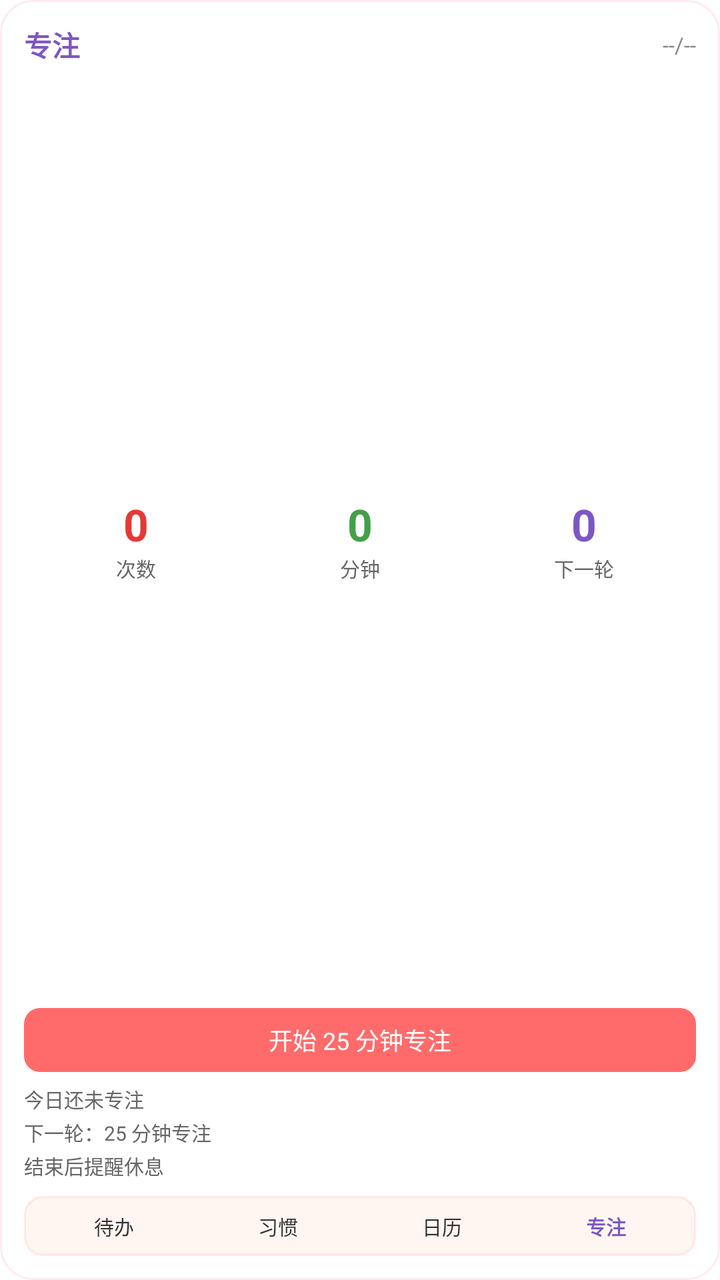
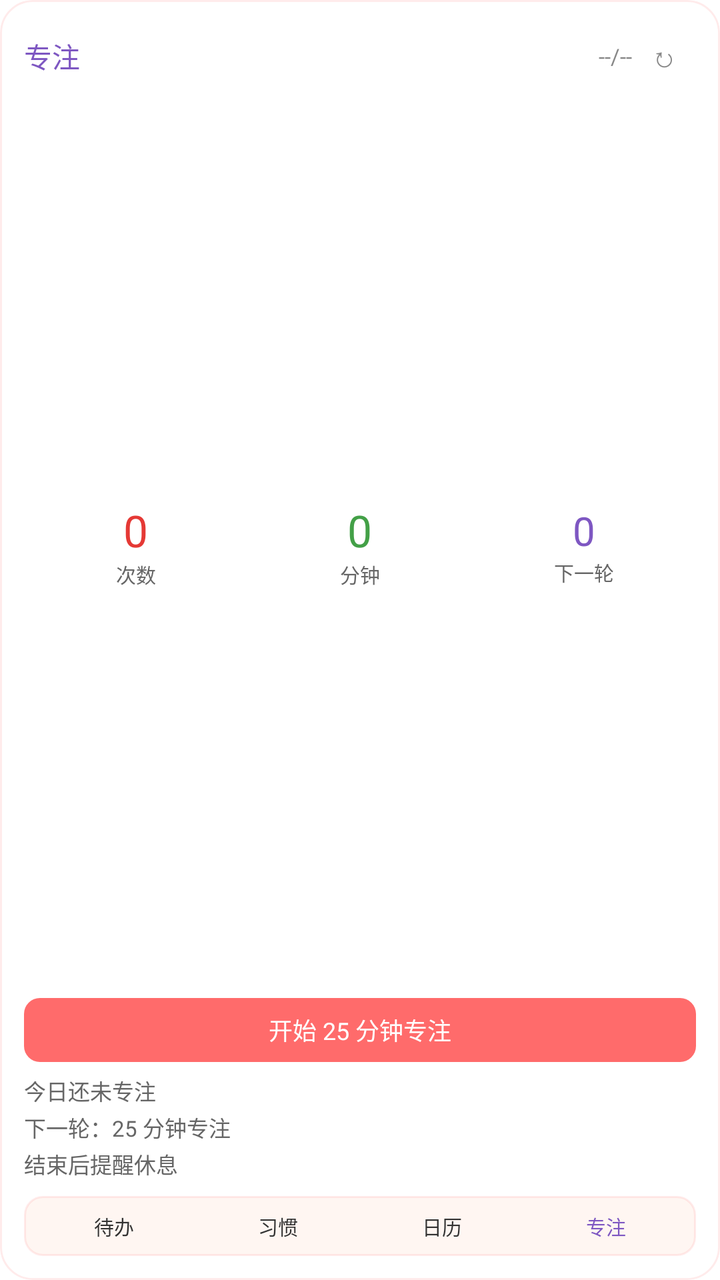

Two renders of the same Android screen: before a commit and after it. Below are the layout's source before the change and the commit's diff.
<!-- AndroidManifest.xml: fallback theme Theme.MaterialComponents.DayNight.NoActionBar -->
<!-- res/layout/duoyi_focus_habit_widget.xml -->
<?xml version="1.0" encoding="utf-8"?>
<FrameLayout xmlns:android="http://schemas.android.com/apk/res/android"
    android:id="@+id/widget_focus_habit_root"
    android:layout_width="match_parent"
    android:layout_height="match_parent"
    android:background="@drawable/widget_bg_round_16"
    android:clipToOutline="true"
    android:outlineProvider="background">

    <ImageView
        android:id="@+id/widget_theme_background"
        android:layout_width="match_parent"
        android:layout_height="match_parent"
        android:contentDescription="@null"
        android:scaleType="centerCrop"
        android:visibility="gone" />

    <TextView
        android:id="@+id/widget_theme_overlay"
        android:layout_width="match_parent"
        android:layout_height="match_parent"
        android:maxLines="1"
        android:ellipsize="end"
        android:visibility="gone" />

    <LinearLayout
        android:layout_width="match_parent"
        android:layout_height="match_parent"
        android:orientation="vertical"
        android:padding="12dp">

    <LinearLayout
        android:layout_width="match_parent"
        android:layout_height="wrap_content"
        android:orientation="horizontal"
        android:gravity="center_vertical">

        <TextView
            android:id="@+id/widget_focus_habit_title"
            android:layout_width="0dp"
            android:layout_height="wrap_content"
            android:layout_weight="1"
            android:ellipsize="end"
            android:maxLines="1"
            android:text="专注"
            android:textColor="#7E57C2"
            android:textSize="14sp"
            android:textStyle="bold" />

        <TextView
            android:id="@+id/widget_focus_habit_date"
            android:layout_width="wrap_content"
            android:layout_height="wrap_content"
            android:ellipsize="end"
            android:maxWidth="56dp"
            android:maxLines="1"
            android:text="--/--"
            android:textColor="#888888"
            android:textSize="11sp" />
    </LinearLayout>

    <LinearLayout
        android:layout_width="match_parent"
        android:layout_height="0dp"
        android:layout_weight="1"
        android:orientation="horizontal"
        android:layout_marginTop="8dp"
        android:weightSum="3">

        <LinearLayout
            android:layout_width="0dp"
            android:layout_height="match_parent"
            android:layout_weight="1"
            android:gravity="center"
            android:orientation="vertical">

            <TextView
                android:id="@+id/widget_focus_count"
                android:layout_width="wrap_content"
                android:layout_height="wrap_content"
                android:ellipsize="end"
                android:maxLines="1"
                android:text="0"
                android:textColor="#E53935"
                android:textSize="22sp"
                android:textStyle="bold" />

            <TextView
                android:layout_width="wrap_content"
                android:layout_height="wrap_content"
                android:ellipsize="end"
                android:maxLines="1"
                android:text="次数"
                android:textColor="#666666"
                android:textSize="10sp" />
        </LinearLayout>

        <LinearLayout
            android:layout_width="0dp"
            android:layout_height="match_parent"
            android:layout_weight="1"
            android:gravity="center"
            android:orientation="vertical">

            <TextView
                android:id="@+id/widget_focus_habit_progress"
                android:layout_width="wrap_content"
                android:layout_height="wrap_content"
                android:ellipsize="end"
                android:maxLines="1"
                android:text="0"
                android:textColor="#43A047"
                android:textSize="22sp"
                android:textStyle="bold" />

            <TextView
                android:layout_width="wrap_content"
                android:layout_height="wrap_content"
                android:ellipsize="end"
                android:maxLines="1"
                android:text="分钟"
                android:textColor="#666666"
                android:textSize="10sp" />
        </LinearLayout>

        <LinearLayout
            android:layout_width="0dp"
            android:layout_height="match_parent"
            android:layout_weight="1"
            android:gravity="center"
            android:orientation="vertical">

            <TextView
                android:id="@+id/widget_focus_streak_count"
                android:layout_width="wrap_content"
                android:layout_height="wrap_content"
                android:ellipsize="end"
                android:maxLines="1"
                android:text="0"
                android:textColor="#7E57C2"
                android:textSize="22sp"
                android:textStyle="bold" />

            <TextView
                android:id="@+id/widget_focus_timer_caption"
                android:layout_width="wrap_content"
                android:layout_height="wrap_content"
                android:ellipsize="end"
                android:maxLines="1"
                android:text="下一轮"
                android:textColor="#666666"
                android:textSize="10sp" />
        </LinearLayout>
    </LinearLayout>

    <TextView
        android:id="@+id/widget_focus_quick_start"
        android:layout_width="match_parent"
        android:layout_height="32dp"
        android:layout_marginTop="6dp"
        android:gravity="center"
        android:ellipsize="end"
        android:maxLines="1"
        android:text="开始 25 分钟专注"
        android:textColor="#FFFFFF"
        android:textSize="12sp"
        android:background="@drawable/widget_btn_primary" />

    <TextView
        android:id="@+id/widget_focus_summary"
        android:layout_width="match_parent"
        android:layout_height="wrap_content"
        android:layout_marginTop="6dp"
        android:ellipsize="end"
        android:maxLines="1"
        android:text="今日还未专注"
        android:textColor="#666666"
        android:textSize="10sp" />

    <TextView
        android:id="@+id/widget_focus_habit_summary"
        android:layout_width="match_parent"
        android:layout_height="wrap_content"
        android:layout_marginTop="2dp"
        android:ellipsize="end"
        android:maxLines="1"
        android:text="下一轮：25 分钟专注"
        android:textColor="#666666"
        android:textSize="10sp" />

    <TextView
        android:id="@+id/widget_focus_streak_summary"
        android:layout_width="match_parent"
        android:layout_height="wrap_content"
        android:layout_marginTop="2dp"
        android:ellipsize="end"
        android:maxLines="1"
        android:text="结束后提醒休息"
        android:textColor="#666666"
        android:textSize="10sp" />

    <LinearLayout
        android:id="@+id/widget_focus_habit_bottom_nav"
        android:layout_width="match_parent"
        android:layout_height="30dp"
        android:layout_marginTop="8dp"
        android:background="@drawable/widget_nav_bg"
        android:gravity="center"
        android:orientation="horizontal"
        android:paddingLeft="4dp"
        android:paddingRight="4dp"
        android:weightSum="4">

        <TextView
            android:id="@+id/widget_focus_nav_todo"
            android:layout_width="0dp"
            android:layout_height="match_parent"
            android:layout_weight="1"
            android:gravity="center"
            android:ellipsize="end"
            android:maxLines="1"
            android:text="待办"
            android:textColor="#333333"
            android:textSize="10sp" />

        <TextView
            android:id="@+id/widget_focus_nav_habit"
            android:layout_width="0dp"
            android:layout_height="match_parent"
            android:layout_weight="1"
            android:gravity="center"
            android:ellipsize="end"
            android:maxLines="1"
            android:text="习惯"
            android:textColor="#333333"
            android:textSize="10sp" />

        <TextView
            android:id="@+id/widget_focus_nav_calendar"
            android:layout_width="0dp"
            android:layout_height="match_parent"
            android:layout_weight="1"
            android:gravity="center"
            android:ellipsize="end"
            android:maxLines="1"
            android:text="日历"
            android:textColor="#333333"
            android:textSize="10sp" />

        <TextView
            android:id="@+id/widget_focus_nav_focus"
            android:layout_width="0dp"
            android:layout_height="match_parent"
            android:layout_weight="1"
            android:gravity="center"
            android:ellipsize="end"
            android:maxLines="1"
            android:text="专注"
            android:textColor="#7E57C2"
            android:textSize="10sp"
            android:textStyle="bold" />
    </LinearLayout>
    </LinearLayout>
</FrameLayout>
<!-- resources referenced by this layout -->
<resources>
  <!-- drawable widget_bg_round_16 (drawable) -->
  <?xml version="1.0" encoding="utf-8"?>
  <shape xmlns:android="http://schemas.android.com/apk/res/android"
      android:shape="rectangle">
      <corners android:radius="16dp" />
      <solid android:color="#FFFFFFFF" />
      <stroke android:width="1dp" android:color="#22FF6B6B" />
  </shape>
  <!-- drawable widget_btn_primary (drawable) -->
  <?xml version="1.0" encoding="utf-8"?>
  <shape xmlns:android="http://schemas.android.com/apk/res/android"
      android:shape="rectangle">
      <corners android:radius="8dp" />
      <solid android:color="#FFFF6B6B" />
  </shape>
  <!-- drawable widget_nav_bg (drawable) -->
  <?xml version="1.0" encoding="utf-8"?>
  <shape xmlns:android="http://schemas.android.com/apk/res/android"
      android:shape="rectangle">
      <corners android:radius="9dp" />
      <solid android:color="#FFFFF6F2" />
      <stroke android:width="1dp" android:color="#22FF6B6B" />
  </shape>
</resources>

<!-- the commit's change to res/layout/duoyi_focus_habit_widget.xml (unified diff, before → after) -->
@@ -44,8 +44,7 @@
             android:maxLines="1"
             android:text="专注"
             android:textColor="#7E57C2"
-            android:textSize="14sp"
-            android:textStyle="bold" />
+            android:textSize="14sp" />
 
         <TextView
             android:id="@+id/widget_focus_habit_date"
@@ -57,17 +56,30 @@
             android:text="--/--"
             android:textColor="#888888"
             android:textSize="11sp" />
-    </LinearLayout>
-
-    <LinearLayout
+
+        <TextView
+            android:id="@+id/widget_refresh"
+            android:layout_width="32dp"
+            android:layout_height="32dp"
+            android:gravity="center"
+            android:ellipsize="end"
+            android:maxLines="1"
+            android:text="↻"
+            android:contentDescription="刷新小组件"
+            android:textColor="#888888"
+            android:textSize="14sp" />
+    </LinearLayout>
+
+    <LinearLayout
+        android:id="@+id/widget_focus_metrics_row"
         android:layout_width="match_parent"
         android:layout_height="0dp"
         android:layout_weight="1"
         android:orientation="horizontal"
-        android:layout_marginTop="8dp"
-        android:weightSum="3">
+        android:layout_marginTop="8dp">
 
         <LinearLayout
+            android:id="@+id/widget_focus_count_column"
             android:layout_width="0dp"
             android:layout_height="match_parent"
             android:layout_weight="1"
@@ -82,8 +94,7 @@
                 android:maxLines="1"
                 android:text="0"
                 android:textColor="#E53935"
-                android:textSize="22sp"
-                android:textStyle="bold" />
+                android:textSize="22sp" />
 
             <TextView
                 android:layout_width="wrap_content"
@@ -96,6 +107,7 @@
         </LinearLayout>
 
         <LinearLayout
+            android:id="@+id/widget_focus_minutes_column"
             android:layout_width="0dp"
             android:layout_height="match_parent"
             android:layout_weight="1"
@@ -110,8 +122,7 @@
                 android:maxLines="1"
                 android:text="0"
                 android:textColor="#43A047"
-                android:textSize="22sp"
-                android:textStyle="bold" />
+                android:textSize="22sp" />
 
             <TextView
                 android:layout_width="wrap_content"
@@ -124,22 +135,43 @@
         </LinearLayout>
 
         <LinearLayout
+            android:id="@+id/widget_focus_timer_column"
             android:layout_width="0dp"
             android:layout_height="match_parent"
             android:layout_weight="1"
             android:gravity="center"
             android:orientation="vertical">
 
+            <Chronometer
+                android:id="@+id/widget_focus_live_timer"
+                android:layout_width="match_parent"
+                android:layout_height="wrap_content"
+                android:gravity="center"
+                android:ellipsize="end"
+                android:maxLines="1"
+                android:textColor="#7E57C2"
+                android:textSize="20sp"
+                android:autoSizeTextType="uniform"
+                android:autoSizeMinTextSize="12sp"
+                android:autoSizeMaxTextSize="20sp"
+                android:autoSizeStepGranularity="1sp"
+                android:includeFontPadding="false"
+                android:visibility="gone" />
+
             <TextView
                 android:id="@+id/widget_focus_streak_count"
-                android:layout_width="wrap_content"
-                android:layout_height="wrap_content"
+                android:layout_width="match_parent"
+                android:layout_height="wrap_content"
+                android:gravity="center"
                 android:ellipsize="end"
                 android:maxLines="1"
                 android:text="0"
                 android:textColor="#7E57C2"
-                android:textSize="22sp"
-                android:textStyle="bold" />
+                android:textSize="20sp"
+                android:autoSizeTextType="uniform"
+                android:autoSizeMinTextSize="12sp"
+                android:autoSizeMaxTextSize="20sp"
+                android:autoSizeStepGranularity="1sp" />
 
             <TextView
                 android:id="@+id/widget_focus_timer_caption"
@@ -175,7 +207,7 @@
         android:maxLines="1"
         android:text="今日还未专注"
         android:textColor="#666666"
-        android:textSize="10sp" />
+        android:textSize="11sp" />
 
     <TextView
         android:id="@+id/widget_focus_habit_summary"
@@ -186,7 +218,7 @@
         android:maxLines="1"
         android:text="下一轮：25 分钟专注"
         android:textColor="#666666"
-        android:textSize="10sp" />
+        android:textSize="11sp" />
 
     <TextView
         android:id="@+id/widget_focus_streak_summary"
@@ -197,7 +229,7 @@
         android:maxLines="1"
         android:text="结束后提醒休息"
         android:textColor="#666666"
-        android:textSize="10sp" />
+        android:textSize="11sp" />
 
     <LinearLayout
         android:id="@+id/widget_focus_habit_bottom_nav"
@@ -257,8 +289,7 @@
             android:maxLines="1"
             android:text="专注"
             android:textColor="#7E57C2"
-            android:textSize="10sp"
-            android:textStyle="bold" />
+            android:textSize="10sp" />
     </LinearLayout>
     </LinearLayout>
 </FrameLayout>
